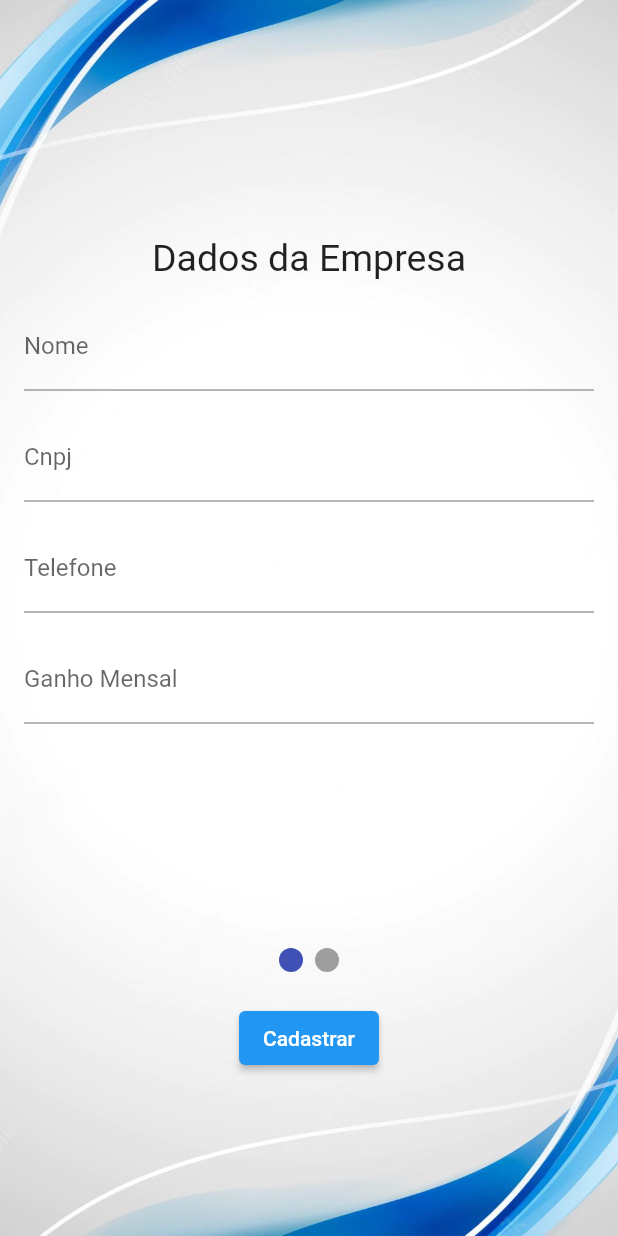
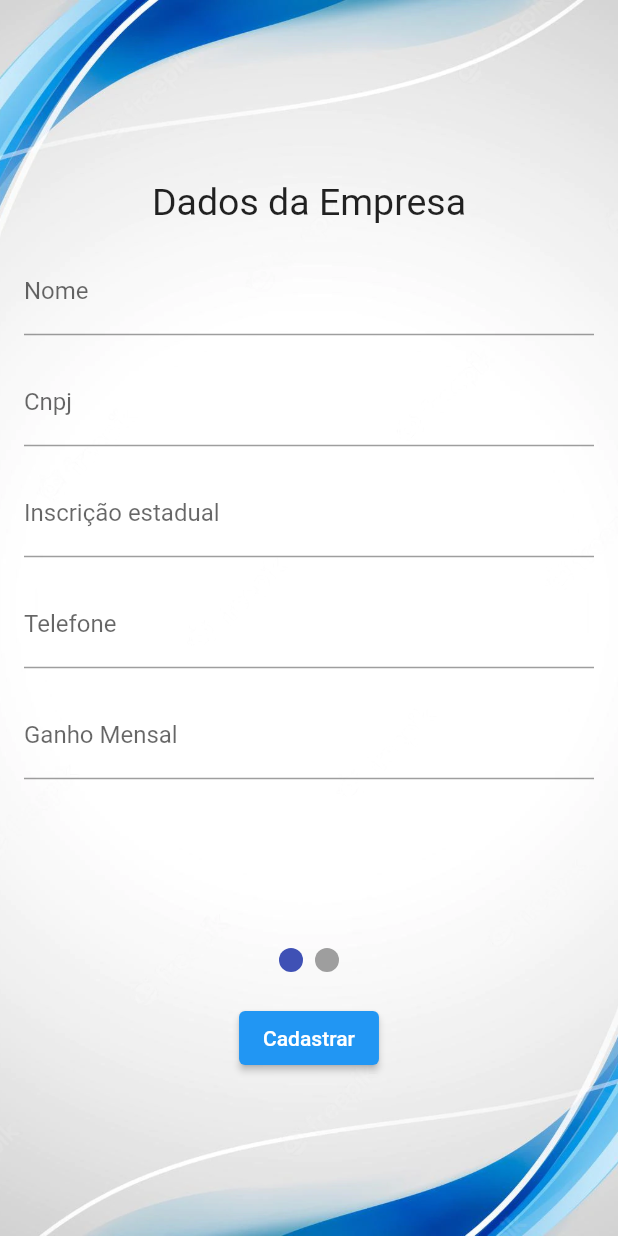
Before and after one commit to HiuryPro/Stocker_Mobile, a Flutter app: the screen it shows after launch, on a phone screen of 412 x 824 dp. Run offline on Flutter 3.47's test engine with Material 2 defaults, Android fonts, the phone set to English and light mode, and no system bars; drawn by our look-alikes of carousel_slider, smooth_page_indicator; our stand-ins replace file_picker, mask_text_input_formatter, pdf, permission_handler, pie_chart, screenshot and 1 more; missing offline and left inert: universal_html; accounts and stored records are empty.

Commit message:
inscrição estadual mask I

```diff
--- a/stocker_mobile/lib/teste2.dart
+++ b/stocker_mobile/lib/teste2.dart
@@ -6,6 +6,7 @@ import 'package:mask_text_input_formatter/mask_text_input_formatter.dart';
 import 'package:smooth_page_indicator/smooth_page_indicator.dart';
 
 import 'Validacao_e_Gambiarra/app_controller.dart';
+import 'Validacao_e_Gambiarra/inscricaoestadual.dart';
 import 'Validacao_e_Gambiarra/validacao.dart';
 
 class CarouTeste extends StatefulWidget {
@@ -17,6 +18,7 @@ class CarouTeste extends StatefulWidget {
 
 class _CarouTesteState extends State<CarouTeste> {
   var valida = Validacao();
+  var inscE = InscE();
 
   var maskFormatterCnpj = MaskTextInputFormatter(
       mask: '##.###.###/####-##',
@@ -28,7 +30,15 @@ class _CarouTesteState extends State<CarouTeste> {
       filter: {"#": RegExp(r'[0-9]')},
       type: MaskAutoCompletionType.lazy);
 
+  MaskTextInputFormatter maskara(String mask) {
+    return MaskTextInputFormatter(
+        mask: mask,
+        filter: {"#": RegExp(r'[0-9]')},
+        type: MaskAutoCompletionType.lazy);
+  }
+
   List<TextEditingController> textControllers = [
+    TextEditingController(),
     TextEditingController(),
     TextEditingController(),
     TextEditingController(),
@@ -41,6 +51,7 @@ class _CarouTesteState extends State<CarouTeste> {
   ];
 
   List<String?> mensagemDeErro = [
+    null,
     null,
     null,
     null,
@@ -170,9 +181,10 @@ class _CarouTesteState extends State<CarouTeste> {
             const SizedBox(height: 15),
             TextField(
               controller: textControllers[2],
-              inputFormatters: [maskFormatterTelefone],
+              inputFormatters: [maskFormatterCnpj],
               decoration: InputDecoration(
-                  label: Text("Telefone"), errorText: mensagemDeErro[2]),
+                  label: Text("Inscrição estadual"),
+                  errorText: mensagemDeErro[1]),
               onChanged: (text) {
                 setState(() {
                   mensagemDeErro[2] = null;
@@ -182,11 +194,23 @@ class _CarouTesteState extends State<CarouTeste> {
             const SizedBox(height: 15),
             TextField(
               controller: textControllers[3],
+              inputFormatters: [maskFormatterTelefone],
+              decoration: InputDecoration(
+                  label: Text("Telefone"), errorText: mensagemDeErro[2]),
+              onChanged: (text) {
+                setState(() {
+                  mensagemDeErro[3] = null;
+                });
+              },
+            ),
+            const SizedBox(height: 15),
+            TextField(
+              controller: textControllers[4],
               decoration: InputDecoration(
                   label: Text("Ganho Mensal"), errorText: mensagemDeErro[3]),
               onChanged: (text) {
                 setState(() {
-                  mensagemDeErro[3] = null;
+                  mensagemDeErro[4] = null;
                 });
               },
             ),
@@ -213,20 +237,9 @@ class _CarouTesteState extends State<CarouTeste> {
               height: 15,
             ),
             TextField(
-              controller: textControllers[4],
+              controller: textControllers[5],
               decoration: InputDecoration(
                   label: Text("Logradouro"), errorText: mensagemDeErro[4]),
-              onChanged: (text) {
-                setState(() {
-                  mensagemDeErro[4] = null;
-                });
-              },
-            ),
-            const SizedBox(height: 15),
-            TextField(
-              controller: textControllers[5],
-              decoration: InputDecoration(
-                  label: Text("Numero"), errorText: mensagemDeErro[5]),
               onChanged: (text) {
                 setState(() {
                   mensagemDeErro[5] = null;
@@ -237,7 +250,7 @@ class _CarouTesteState extends State<CarouTeste> {
             TextField(
               controller: textControllers[6],
               decoration: InputDecoration(
-                  label: Text("Bairro"), errorText: mensagemDeErro[6]),
+                  label: Text("Numero"), errorText: mensagemDeErro[5]),
               onChanged: (text) {
                 setState(() {
                   mensagemDeErro[6] = null;
@@ -248,7 +261,7 @@ class _CarouTesteState extends State<CarouTeste> {
             TextField(
               controller: textControllers[7],
               decoration: InputDecoration(
-                  label: Text("Cidade"), errorText: mensagemDeErro[7]),
+                  label: Text("Bairro"), errorText: mensagemDeErro[6]),
               onChanged: (text) {
                 setState(() {
                   mensagemDeErro[7] = null;
@@ -259,10 +272,21 @@ class _CarouTesteState extends State<CarouTeste> {
             TextField(
               controller: textControllers[8],
               decoration: InputDecoration(
+                  label: Text("Cidade"), errorText: mensagemDeErro[7]),
+              onChanged: (text) {
+                setState(() {
+                  mensagemDeErro[8] = null;
+                });
+              },
+            ),
+            const SizedBox(height: 15),
+            TextField(
+              controller: textControllers[9],
+              decoration: InputDecoration(
                   label: Text("Estado"), errorText: mensagemDeErro[8]),
               onChanged: (text) {
                 setState(() {
-                  mensagemDeErro[8] = null;
+                  mensagemDeErro[9] = null;
                 });
               },
             ),
```
